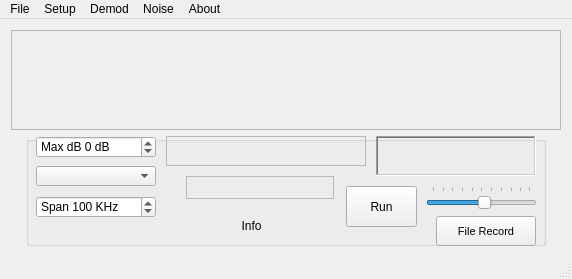
Qt form winforms/mainwindow.ui (rafael2k/CuteSDR) before a commit.
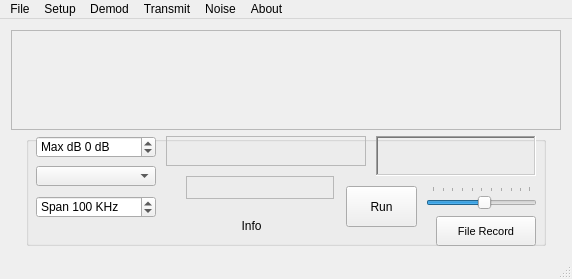
The same form after that commit. Custom widgets are drawn as their Qt base class.

Commit message: V1.21b0 Adding file xmit menu

What changed in the file:
```diff
--- a/winforms/mainwindow.ui
+++ b/winforms/mainwindow.ui
@@ -512,9 +512,16 @@
     </property>
     <addaction name="actionNoise_Processing"/>
    </widget>
+   <widget class="QMenu" name="menuTransmit">
+    <property name="title">
+     <string>Transmit</string>
+    </property>
+    <addaction name="actionFile_Send"/>
+   </widget>
    <addaction name="menuFile"/>
    <addaction name="menuSetup"/>
    <addaction name="menuDemod"/>
+   <addaction name="menuTransmit"/>
    <addaction name="menuNoise"/>
    <addaction name="menuAbout"/>
   </widget>
```
Left out of the diff: 5 changed lines with no effect on the pictures. The commit also changes 9 other files.
